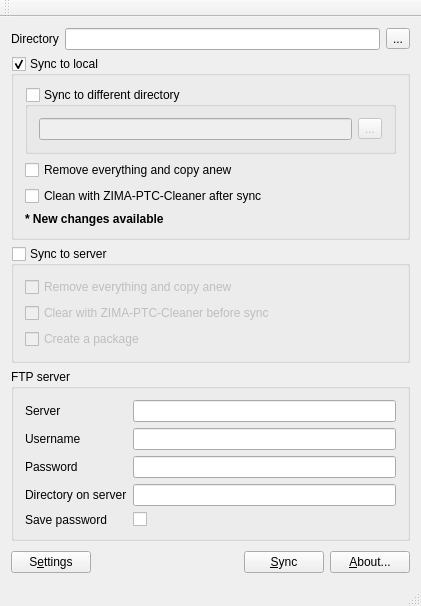
ZIMA-Engineering/ZIMA-CAD-Sync, file src/MainWindow.ui: the form before one commit.
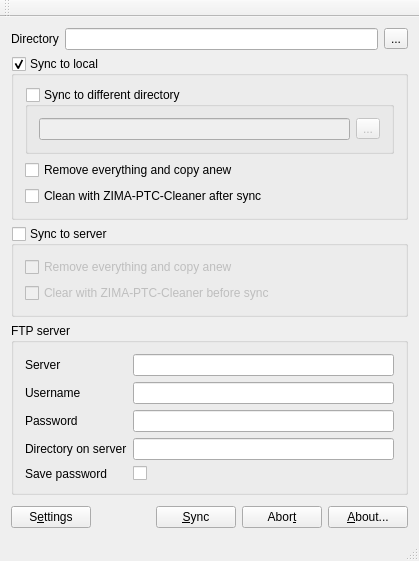
The form after the commit. Icons and pictures are not drawn.

Commit message: Implement delete all on both local and remote, command queues, remove Qt 4.7 specific code, transfer progress, abort button

What changed in the file:
```diff
--- a/src/MainWindow.ui
+++ b/src/MainWindow.ui
@@ -6,8 +6,8 @@
    <rect>
     <x>0</x>
     <y>0</y>
-    <width>421</width>
-    <height>606</height>
+    <width>419</width>
+    <height>561</height>
    </rect>
   </property>
   <property name="windowTitle">
@@ -88,13 +88,6 @@
          </property>
         </widget>
        </item>
-       <item>
-        <widget class="QLabel" name="label">
-         <property name="text">
-          <string>&lt;strong&gt;* New changes available&lt;/strong&gt;</string>
-         </property>
-        </widget>
-       </item>
       </layout>
      </widget>
     </item>
@@ -124,13 +117,6 @@
          </property>
         </widget>
        </item>
-       <item>
-        <widget class="QCheckBox" name="checkBox_5">
-         <property name="text">
-          <string>Create a package</string>
-         </property>
-        </widget>
-       </item>
       </layout>
      </widget>
     </item>
@@ -242,6 +228,13 @@
         </property>
        </widget>
       </item>
+      <item>
+       <widget class="QPushButton" name="abortButton">
+        <property name="text">
+         <string>Abor&amp;t</string>
+        </property>
+       </widget>
+      </item>
       <item>
        <widget class="QPushButton" name="aboutButton">
         <property name="text">
```
Left out of the diff: 54 changed lines with no effect on the pictures. The commit also changes 13 other files.
